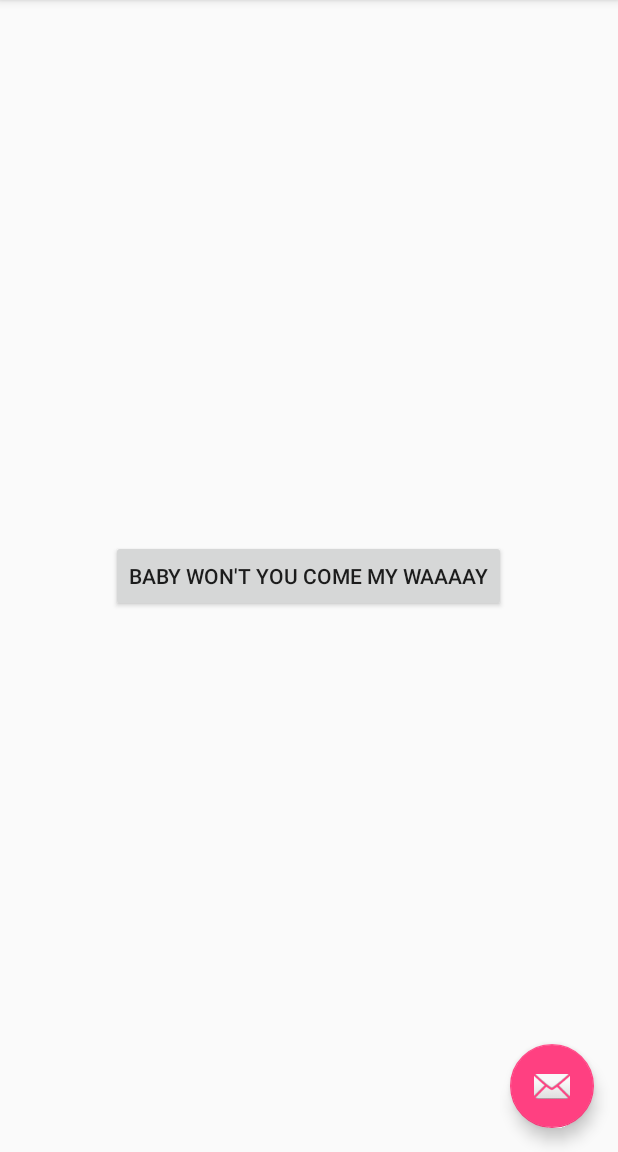
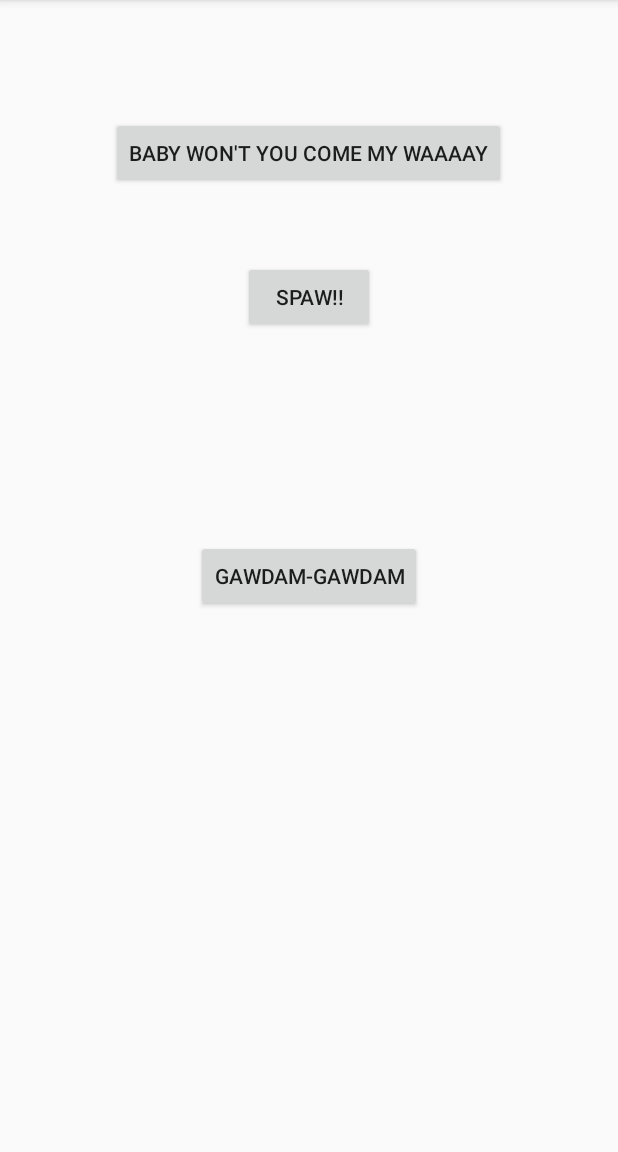
Before and after one commit to BGR360/BabyWontYouComeMyWay, an Android app: the screen it shows after launch (MainActivity), on a phone screen of 412 x 824 dp, the part 84-1236 px from its top. Run offline under Robolectric (Android 15) with nearby library versions, the phone set to English and light mode, and no system bars.

Commit message:
Added Buddins

```diff
--- a/app/src/main/java/com/example/ben/babywontyoucomemyway/MainActivity.java
+++ b/app/src/main/java/com/example/ben/babywontyoucomemyway/MainActivity.java
@@ -20,6 +20,7 @@ public class MainActivity extends AppCompatActivity
         Toolbar toolbar = (Toolbar) findViewById(R.id.toolbar);
         setSupportActionBar(toolbar);
 
+        /*
         FloatingActionButton fab = (FloatingActionButton) findViewById(R.id.fab);
         fab.setOnClickListener(new View.OnClickListener()
         {
@@ -30,6 +31,7 @@ public class MainActivity extends AppCompatActivity
                         .setAction("Action", null).show();
             }
         });
+        */
     }
 
     @Override
--- a/app/src/main/res/layout/activity_main.xml
+++ b/app/src/main/res/layout/activity_main.xml
@@ -25,6 +25,7 @@
 
     <include layout="@layout/content_main"/>
 
+    <!--
     <android.support.design.widget.FloatingActionButton
         android:id="@+id/fab"
         android:layout_width="wrap_content"
@@ -32,5 +33,6 @@
         android:layout_gravity="bottom|end"
         android:layout_margin="@dimen/fab_margin"
         android:src="@android:drawable/ic_dialog_email"/>
+        -->
 
 </android.support.design.widget.CoordinatorLayout>
--- a/app/src/main/res/layout/content_main.xml
+++ b/app/src/main/res/layout/content_main.xml
@@ -17,8 +17,26 @@
     <Button
         android:layout_width="wrap_content"
         android:layout_height="wrap_content"
-        android:text="Baby Won&apos;t You Come My Waaaay"
+        android:text="@string/baby_button_text"
         android:id="@+id/baby_button"
+        android:layout_marginTop="62dp"
+        android:layout_alignParentTop="true"
+        android:layout_centerHorizontal="true"/>
+
+    <Button
+        android:layout_width="wrap_content"
+        android:layout_height="wrap_content"
+        android:text="@string/spaw_button_text"
+        android:id="@+id/spaw_button"
+        android:layout_marginTop="48dp"
+        android:layout_below="@+id/baby_button"
+        android:layout_centerHorizontal="true"/>
+
+    <Button
+        android:layout_width="wrap_content"
+        android:layout_height="wrap_content"
+        android:text="@string/gawdam_button_text"
+        android:id="@+id/gawdam_button"
         android:layout_centerVertical="true"
         android:layout_centerHorizontal="true"/>
 </RelativeLayout>
--- a/app/src/main/res/values/strings.xml
+++ b/app/src/main/res/values/strings.xml
@@ -2,4 +2,7 @@
     <string name="app_name">BabyWontYouComeMyWay</string>
     <string name="action_settings">Settings</string>
     <string name="toolbar_title">Baby Won\'t You Come My Way???1</string>
+    <string name="baby_button_text">Baby Won\'t You Come My Waaaay</string>
+    <string name="spaw_button_text">SPAW!!</string>
+    <string name="gawdam_button_text">gawdam-gawdam</string>
 </resources>
```
